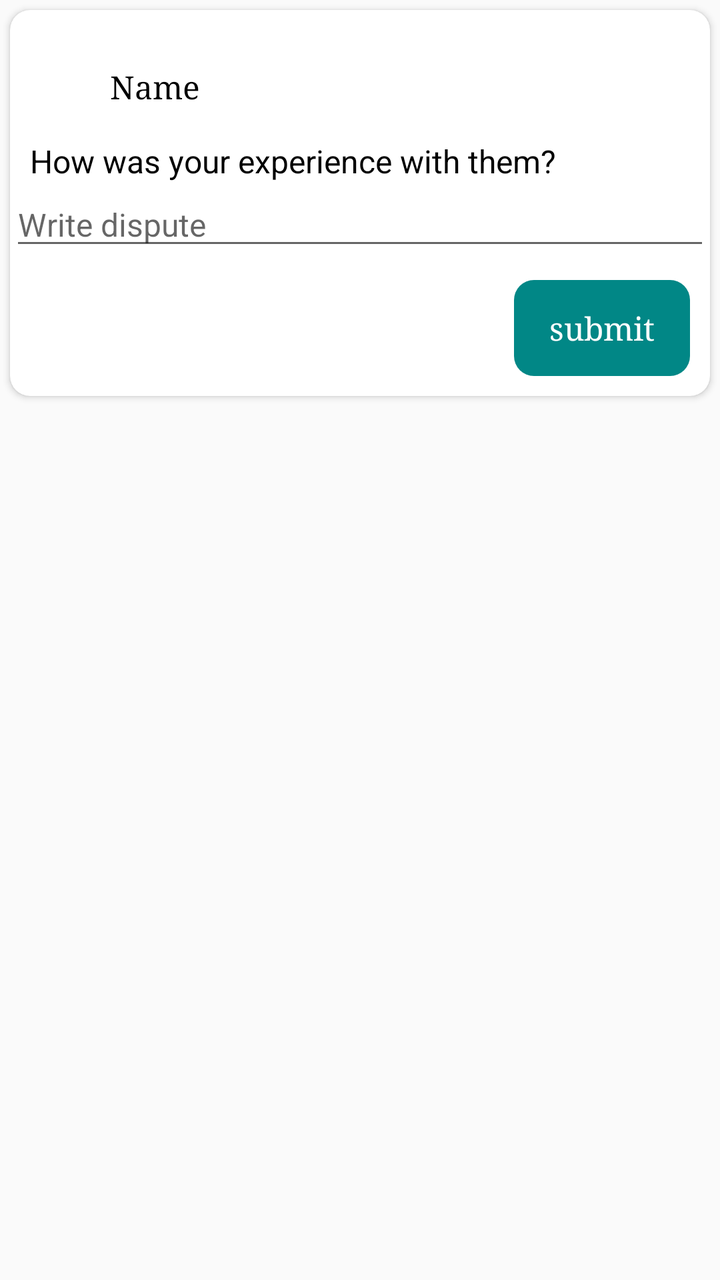
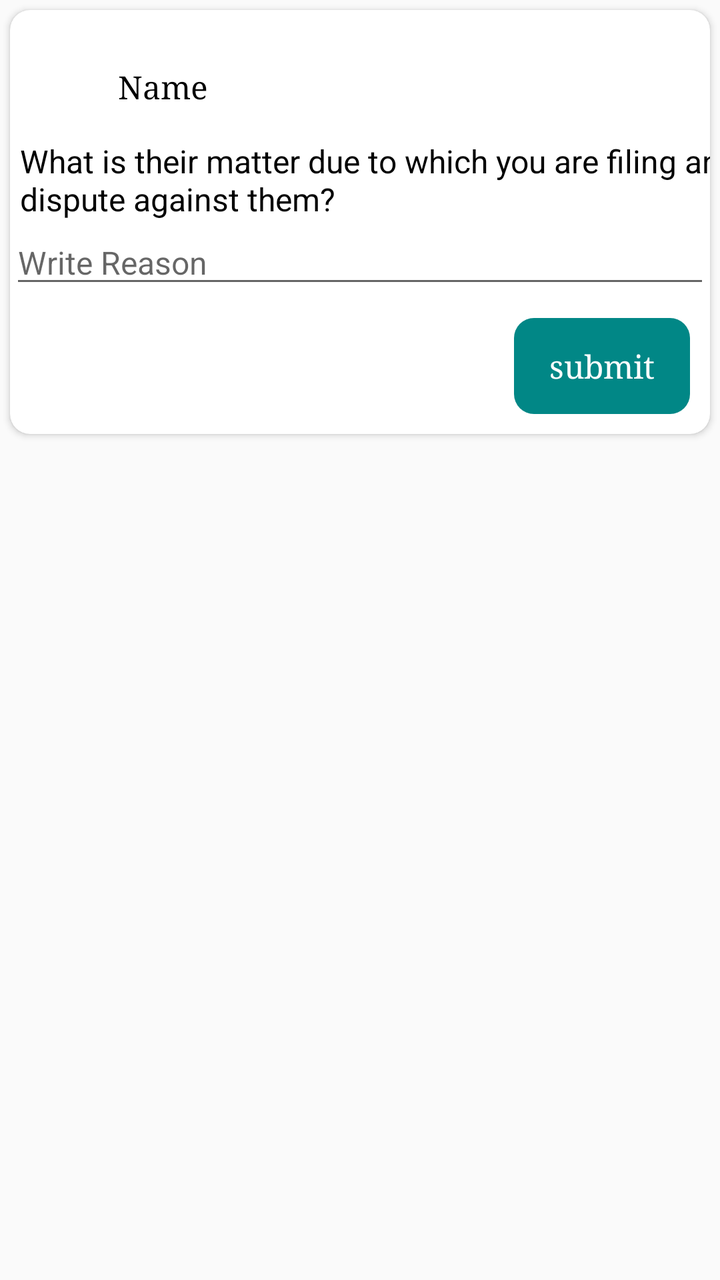

Compare the two renders of this Android layout. The source of the first and the diff that turns it into the second are given below.
<!-- AndroidManifest.xml: application theme Theme.LawAdvat -->
<!-- res/layout/activity_dispute.xml -->
<?xml version="1.0" encoding="utf-8"?>
<androidx.appcompat.widget.LinearLayoutCompat xmlns:android="http://schemas.android.com/apk/res/android"
    xmlns:app="http://schemas.android.com/apk/res-auto"
    xmlns:tools="http://schemas.android.com/tools"
    android:layout_width="match_parent"
    android:layout_height="match_parent"
    tools:context=".ui.profile.Dispute">
    <androidx.cardview.widget.CardView
        android:layout_width="match_parent"
        android:layout_height="wrap_content"
        app:cardCornerRadius="10dp"
        android:padding="10dp"
        android:layout_margin="05dp">
        <LinearLayout
            android:layout_width="match_parent"
            android:layout_height="wrap_content"
            android:orientation="vertical">
            <androidx.constraintlayout.widget.ConstraintLayout
                android:layout_width="match_parent"
                android:layout_height="wrap_content">

                <ImageView
                    android:id="@+id/report_profile"
                    android:layout_width="40dp"
                    android:layout_height="40dp"
                    android:layout_margin="10dp"
                    app:layout_constraintStart_toStartOf="parent"
                    app:layout_constraintTop_toTopOf="parent"
                    app:srcCompat="@drawable/baseline_account_circle_24" />

                <TextView
                    android:id="@+id/repot_name"
                    android:layout_width="wrap_content"
                    android:layout_height="wrap_content"
                    android:layout_marginTop="16dp"
                    android:fontFamily="serif"
                    android:gravity="center"
                    android:text="Name"
                    android:textColor="@color/black"
                    app:layout_constraintBottom_toBottomOf="@+id/report_profile"
                    app:layout_constraintStart_toEndOf="@+id/report_profile"
                    app:layout_constraintTop_toTopOf="@+id/report_profile" />

                <TextView
                    android:id="@+id/textView"
                    android:layout_width="wrap_content"
                    android:layout_height="wrap_content"
                    android:layout_marginTop="16dp"
                    android:text="How was your experience with them? "
                    android:textColor="@color/black"
                    app:layout_constraintStart_toStartOf="@+id/report_profile"
                    app:layout_constraintTop_toBottomOf="@+id/repot_name" />

                <LinearLayout
                    android:id="@+id/linearLayout"
                    android:layout_width="wrap_content"
                    android:layout_height="wrap_content"
                    android:layout_gravity="end"
                    android:layout_marginEnd="8dp"
                    android:layout_marginBottom="8dp"
                    android:orientation="horizontal"
                    app:layout_constraintBottom_toBottomOf="parent"
                    app:layout_constraintEnd_toEndOf="parent"
                    app:layout_constraintTop_toTopOf="@+id/textView"/>
            </androidx.constraintlayout.widget.ConstraintLayout>
            <LinearLayout
                android:layout_width="match_parent"
                android:layout_height="wrap_content"
                android:orientation="vertical"
                >
                <EditText
                    android:layout_width="match_parent"
                    android:layout_height="wrap_content"
                    android:hint="Write dispute"
                    android:id="@+id/repot_text"/>
                <androidx.appcompat.widget.AppCompatButton
                    android:id="@+id/report_btn"
                    android:layout_width="wrap_content"
                    android:layout_height="wrap_content"
                    android:layout_gravity="end"
                    android:textAllCaps="false"
                    android:layout_margin="10dp"
                    android:textColor="@color/white"
                    android:backgroundTint="@color/teal_700"
                    android:background="@drawable/buttonradius"
                    android:text="submit"/>
            </LinearLayout>
        </LinearLayout>
    </androidx.cardview.widget.CardView>
</androidx.appcompat.widget.LinearLayoutCompat>
<!-- resources referenced by this layout -->
<resources>
  <color name="black">#FF000000</color>
  <color name="teal_700">#FF018786</color>
  <color name="white">#FFFFFFFF</color>
  <!-- drawable baseline_account_circle_24 (drawable) -->
  <vector android:height="24dp" android:tint="#000000"
      android:viewportHeight="24" android:viewportWidth="24"
      android:width="24dp" xmlns:android="http://schemas.android.com/apk/res/android">
      <path android:fillColor="@android:color/white" android:pathData="M12,2C6.48,2 2,6.48 2,12s4.48,10 10,10 10,-4.48 10,-10S17.52,2 12,2zM12,5c1.66,0 3,1.34 3,3s-1.34,3 -3,3 -3,-1.34 -3,-3 1.34,-3 3,-3zM12,19.2c-2.5,0 -4.71,-1.28 -6,-3.22 0.03,-1.99 4,-3.08 6,-3.08 1.99,0 5.97,1.09 6,3.08 -1.29,1.94 -3.5,3.22 -6,3.22z"/>
  </vector>
  <!-- drawable buttonradius (drawable) -->
  <?xml version="1.0" encoding="utf-8"?>
  <shape xmlns:android="http://schemas.android.com/apk/res/android">
  <corners
      android:radius="10dp"/>
  </shape>
  <style name="Theme.LawAdvat" parent="Theme.MaterialComponents.DayNight.DarkActionBar.Bridge">
          
          <item name="colorPrimary">@color/white</item>
          <item name="colorPrimaryVariant">#FFFFFF</item>
          <item name="colorOnPrimary">#009688</item>
          
          <item name="colorSecondary">@color/teal_200</item>
          <item name="colorSecondaryVariant">@color/teal_700</item>
          <item name="colorOnSecondary">#FFFFFF</item>
          
          <item name="android:statusBarColor">#FFFFFF</item>
          
          <item name="titleTextColor">@color/black</item>
          <item name="fontFamily">serif</item>
          <item name="android:textSize">16sp</item>
      </style>
  <color name="teal_200">#FF03DAC5</color>
</resources>

<!-- the commit's change to res/layout/activity_dispute.xml (unified diff, before → after) -->
@@ -33,6 +33,7 @@
                     android:layout_width="wrap_content"
                     android:layout_height="wrap_content"
                     android:layout_marginTop="16dp"
+                    android:layout_marginStart="04dp"
                     android:fontFamily="serif"
                     android:gravity="center"
                     android:text="Name"
@@ -46,8 +47,10 @@
                     android:layout_width="wrap_content"
                     android:layout_height="wrap_content"
                     android:layout_marginTop="16dp"
-                    android:text="How was your experience with them? "
+                    android:text="What is their matter due to which you are filing an dispute against them? "
                     android:textColor="@color/black"
+                    app:layout_constraintBottom_toBottomOf="parent"
+                    app:layout_constraintEnd_toEndOf="parent"
                     app:layout_constraintStart_toStartOf="@+id/report_profile"
                     app:layout_constraintTop_toBottomOf="@+id/repot_name" />
 
@@ -71,7 +74,7 @@
                 <EditText
                     android:layout_width="match_parent"
                     android:layout_height="wrap_content"
-                    android:hint="Write dispute"
+                    android:hint="Write Reason"
                     android:id="@+id/repot_text"/>
                 <androidx.appcompat.widget.AppCompatButton
                     android:id="@+id/report_btn"
